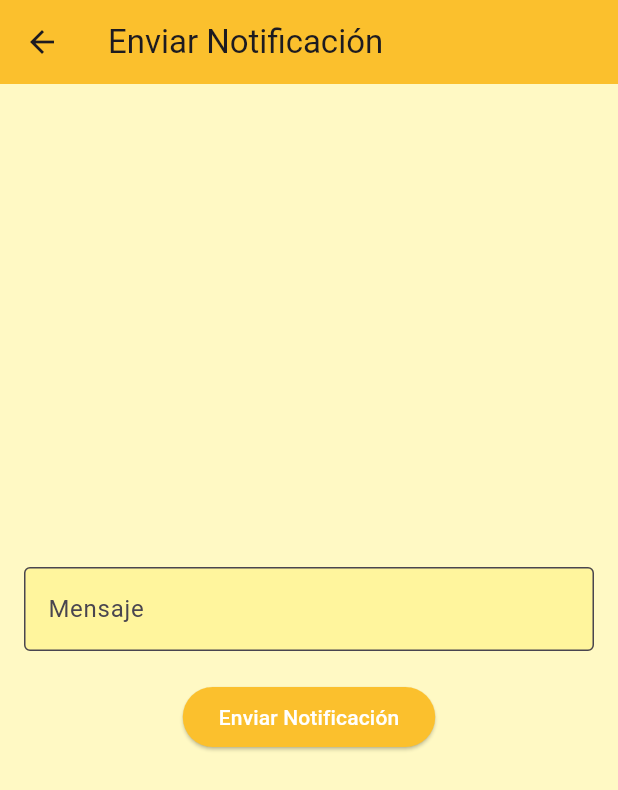
After one commit to jasvix12/googleflutter, a Flutter app: the NotificationPage screen opened directly, after a tap on "Enviar Notificación", on a phone screen of 412 x 824 dp. The commit adds this screen. Shown: the top 790 px of the screen. Run offline on Flutter 3.47's test engine with Material 3 defaults, Android fonts, the phone set to English and light mode, and no system bars; our stand-ins replace cloud_firestore, firebase_auth, firebase_core, font_awesome_flutter, google_sign_in; accounts and stored records are empty.

Commit message:
notificaciones

```diff
--- a/lib/notification_page.dart
+++ b/lib/notification_page.dart
@@ -1,5 +1,6 @@
 import 'package:flutter/material.dart';
-import 'package:firebase_messaging/firebase_messaging.dart';
+import 'package:cloud_firestore/cloud_firestore.dart';
+import 'send_notification_page.dart';
 
 class NotificationPage extends StatefulWidget {
   @override
@@ -7,69 +8,132 @@ class NotificationPage extends StatefulWidget {
 }
 
 class _NotificationPageState extends State<NotificationPage> {
-  final FirebaseMessaging _firebaseMessaging = FirebaseMessaging.instance;
-  String? _token;
+  int _notificationCount = 0;
 
   @override
   void initState() {
     super.initState();
+    _listenForNotifications();
+  }
 
-    // Solicitar permisos de notificación
-    _firebaseMessaging.requestPermission();
-
-    // Obtener el token de FCM (para pruebas)
-    _firebaseMessaging.getToken().then((token) {
+  void _listenForNotifications() {
+    FirebaseFirestore.instance
+        .collection('notifications')
+        .snapshots()
+        .listen((snapshot) {
       setState(() {
-        _token = token;
+        _notificationCount = snapshot.docs.length;
       });
-      print("Token de FCM: $token");
-    });
-
-    // Escuchar notificaciones en primer plano
-    FirebaseMessaging.onMessage.listen((RemoteMessage message) {
-      if (message.notification != null) {
-        ScaffoldMessenger.of(context).showSnackBar(
-          SnackBar(content: Text(message.notification!.body ?? 'Notificación recibida')),
-        );
-      }
     });
   }
 
-  Future<void> _requestPermission() async {
-    NotificationSettings settings = await _firebaseMessaging.requestPermission(
-      alert: true,
-      badge: true,
-      sound: true,
+  void _deleteNotification(String docId) {
+    FirebaseFirestore.instance.collection('notifications').doc(docId).delete();
+  }
+
+  void _showNotificationsModal() {
+    showModalBottomSheet(
+      context: context,
+      builder: (context) {
+        return Container(
+          height: 400,
+          padding: EdgeInsets.all(16),
+          child: StreamBuilder(
+            stream: FirebaseFirestore.instance
+                .collection('notifications')
+                .orderBy('timestamp', descending: true)
+                .snapshots(),
+            builder: (context, AsyncSnapshot<QuerySnapshot> snapshot) {
+              if (snapshot.connectionState == ConnectionState.waiting) {
+                return Center(child: CircularProgressIndicator());
+              }
+
+              if (!snapshot.hasData || snapshot.data!.docs.isEmpty) {
+                return Center(child: Text("No hay notificaciones"));
+              }
+
+              return ListView(
+                children: snapshot.data!.docs.map((doc) {
+                  return Dismissible(
+                    key: Key(doc.id),
+                    onDismissed: (direction) => _deleteNotification(doc.id),
+                    background: Container(
+                      color: Colors.red,
+                      alignment: Alignment.centerRight,
+                      padding: EdgeInsets.only(right: 20),
+                      child: Icon(Icons.delete, color: Colors.white),
+                    ),
+                    child: ListTile(
+                      tileColor: Colors.yellow[200],
+                      leading: Icon(Icons.notifications_active, color: Colors.blueAccent),
+                      title: Text(doc['message']),
+                      subtitle: Text(doc['timestamp']?.toDate().toString() ?? ""),
+                    ),
+                  );
+                }).toList(),
+              );
+            },
+          ),
+        );
+      },
     );
-
-    if (settings.authorizationStatus == AuthorizationStatus.authorized) {
-      ScaffoldMessenger.of(context).showSnackBar(
-        SnackBar(content: Text("Permisos concedidos")),
-      );
-    } else {
-      ScaffoldMessenger.of(context).showSnackBar(
-        SnackBar(content: Text("Permisos denegados")),
-      );
-    }
   }
 
   @override
   Widget build(BuildContext context) {
     return Scaffold(
-      appBar: AppBar(title: Text("Notificaciones")),
+      backgroundColor: Colors.yellow[100],
+      appBar: AppBar(
+        title: Text("Notificaciones"),
+        backgroundColor: Colors.yellow[700],
+        actions: [
+          IconButton(
+            icon: Stack(
+              children: [
+                Icon(Icons.notifications, size: 32),
+                if (_notificationCount > 0)
+                  Positioned(
+                    right: 0,
+                    top: 0,
+                    child: Container(
+                      padding: EdgeInsets.all(4),
+                      decoration: BoxDecoration(
+                        color: Colors.red,
+                        borderRadius: BorderRadius.circular(10),
+                      ),
+                      constraints: BoxConstraints(
+                        minWidth: 18,
+                        minHeight: 18,
+                      ),
+                      child: Text(
+                        '$_notificationCount',
+                        style: TextStyle(
+                          color: Colors.white,
+                          fontSize: 10,
+                        ),
+                        textAlign: TextAlign.center,
+                      ),
+                    ),
+                  ),
+              ],
+            ),
+            onPressed: _showNotificationsModal,
+          ),
+        ],
+      ),
       body: Center(
-        child: Column(
-          mainAxisAlignment: MainAxisAlignment.center,
-          children: [
-            Text("Esperando notificaciones..."),
-            SizedBox(height: 20),
-            ElevatedButton(
-              onPressed: _requestPermission,
-              child: Text("Solicitar Permisos"),
-            ),
-            SizedBox(height: 20),
-            if (_token != null) Text("Token de FCM: $_token"),
-          ],
+        child: ElevatedButton(
+          style: ElevatedButton.styleFrom(
+            backgroundColor: Colors.yellow[700],
+            foregroundColor: Colors.white,
+          ),
+          onPressed: () {
+            Navigator.push(
+              context,
+              MaterialPageRoute(builder: (context) => SendNotificationPage()),
+            );
+          },
+          child: Text("Enviar Notificación"),
         ),
       ),
     );
--- /dev/null
+++ b/lib/send_notification_page.dart
@@ -0,0 +1,63 @@
+import 'package:flutter/material.dart';
+import 'package:cloud_firestore/cloud_firestore.dart';
+
+class SendNotificationPage extends StatefulWidget {
+  @override
+  _SendNotificationPageState createState() => _SendNotificationPageState();
+}
+
+class _SendNotificationPageState extends State<SendNotificationPage> {
+  final TextEditingController _messageController = TextEditingController();
+
+  Future<void> _sendNotification() async {
+    String message = _messageController.text.trim();
+    if (message.isEmpty) return;
+
+    await FirebaseFirestore.instance.collection('notifications').add({
+      'message': message,
+      'timestamp': FieldValue.serverTimestamp(),
+    });
+
+    ScaffoldMessenger.of(context).showSnackBar(
+      SnackBar(content: Text("Notificación enviada")),
+    );
+    _messageController.clear();
+  }
+
+  @override
+  Widget build(BuildContext context) {
+    return Scaffold(
+      backgroundColor: Colors.yellow[100],
+      appBar: AppBar(
+        title: Text("Enviar Notificación"),
+        backgroundColor: Colors.yellow[700],
+      ),
+      body: Padding(
+        padding: EdgeInsets.all(16.0),
+        child: Column(
+          mainAxisAlignment: MainAxisAlignment.center,
+          children: [
+            TextField(
+              controller: _messageController,
+              decoration: InputDecoration(
+                labelText: "Mensaje",
+                border: OutlineInputBorder(),
+                fillColor: Colors.yellow[200],
+                filled: true,
+              ),
+            ),
+            SizedBox(height: 20),
+            ElevatedButton(
+              style: ElevatedButton.styleFrom(
+                backgroundColor: Colors.yellow[700],
+                foregroundColor: Colors.white,
+              ),
+              onPressed: _sendNotification,
+              child: Text("Enviar Notificación"),
+            ),
+          ],
+        ),
+      ),
+    );
+  }
+}
```
